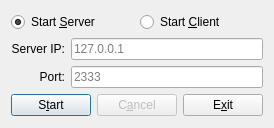
dkz051/chess, file frmstart.ui: the form before one commit.
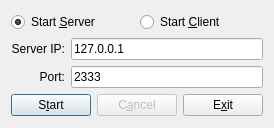
The form after the commit.

What changed in the file:
```diff
--- a/frmstart.ui
+++ b/frmstart.ui
@@ -49,16 +49,22 @@
       <layout class="QGridLayout" name="gridLayout">
        <item row="1" column="1">
         <widget class="QLineEdit" name="txtPort">
-         <property name="placeholderText">
+         <property name="text">
           <string>2333</string>
          </property>
+         <property name="placeholderText">
+          <string/>
+         </property>
         </widget>
        </item>
        <item row="0" column="1">
         <widget class="QLineEdit" name="txtServerIp">
-         <property name="placeholderText">
+         <property name="text">
           <string>127.0.0.1</string>
          </property>
+         <property name="placeholderText">
+          <string/>
+         </property>
         </widget>
        </item>
        <item row="1" column="0">
```
Left out of the diff: 9 changed lines with no effect on the pictures.
